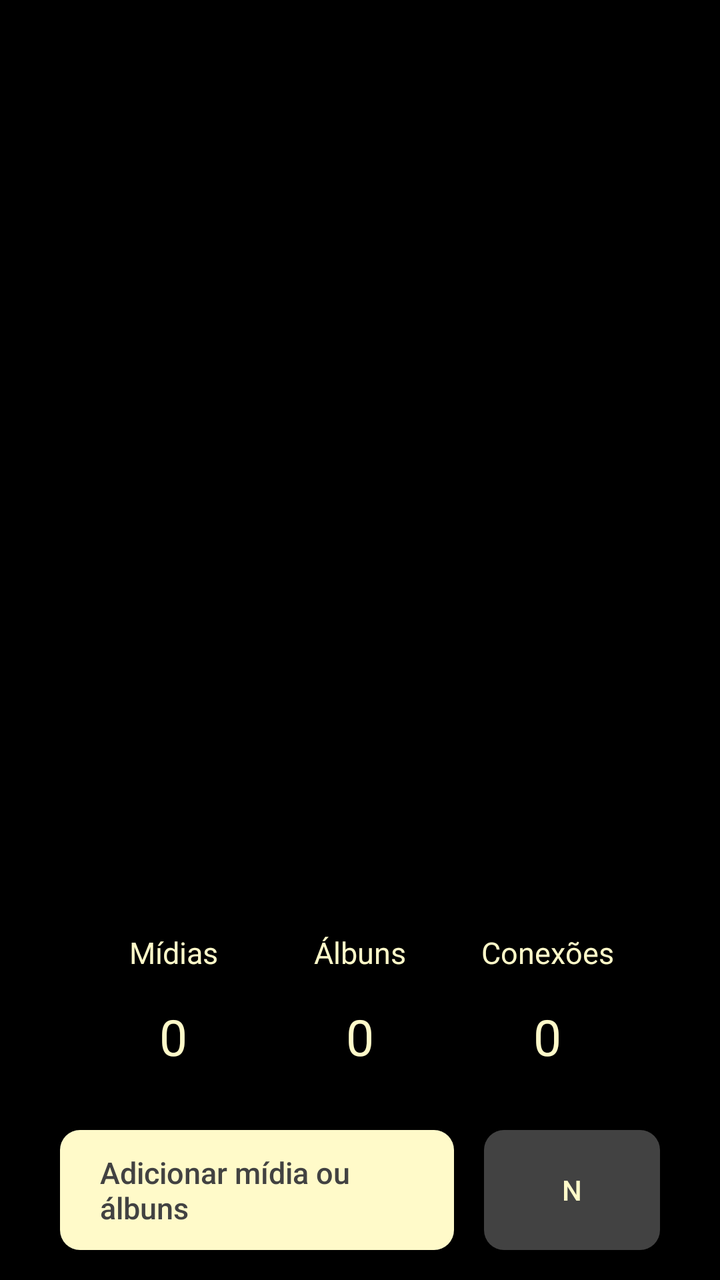
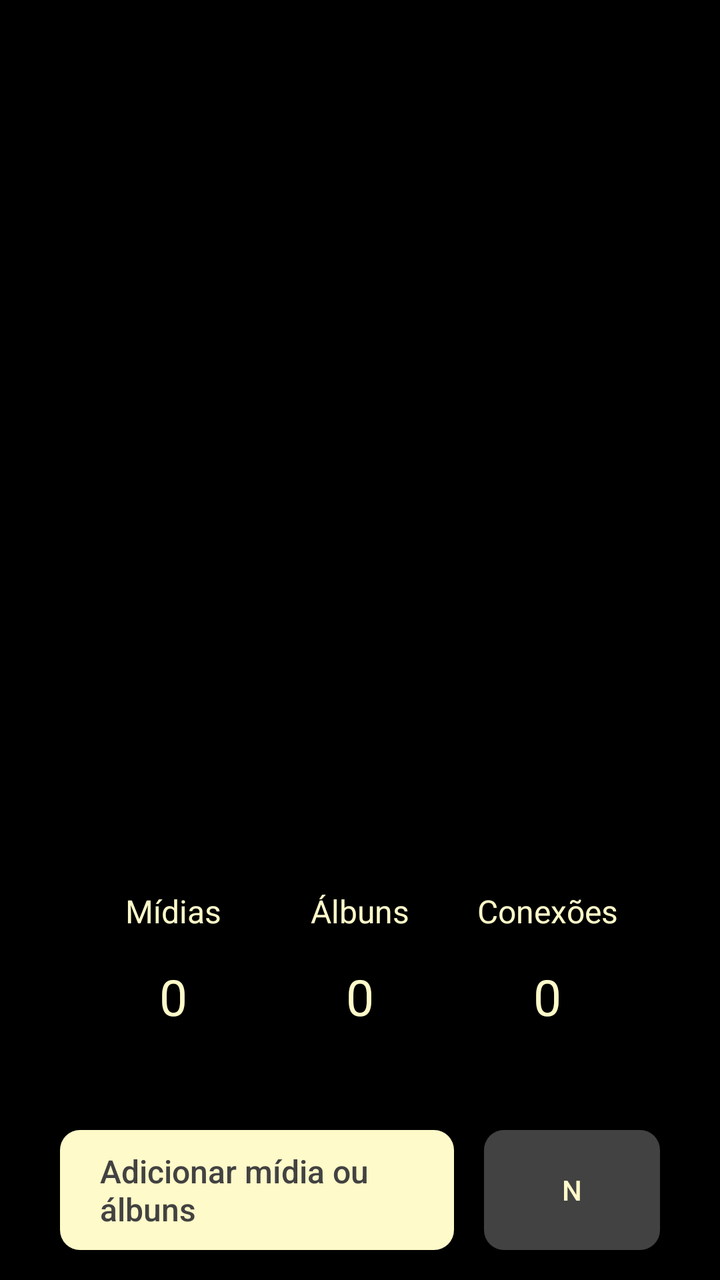

An Android layout rendered at two revisions. The XML below is the earlier revision; the diff shows what the commit changed to produce the second picture.
<!-- AndroidManifest.xml: application theme Theme.Monaly -->
<!-- res/layout/fragment_feed.xml -->
<?xml version="1.0" encoding="utf-8"?>
<androidx.constraintlayout.widget.ConstraintLayout xmlns:android="http://schemas.android.com/apk/res/android"
    xmlns:app="http://schemas.android.com/apk/res-auto"
    xmlns:tools="http://schemas.android.com/tools"
    android:layout_width="match_parent"
    android:layout_height="match_parent"
    android:background="@color/black"
    tools:context=".ui.fragment.navegation.FeedFragment">

    <androidx.appcompat.widget.AppCompatButton
        android:id="@+id/buttonAdd"
        android:layout_width="0dp"
        android:layout_height="60dp"
        android:layout_marginStart="30dp"
        android:layout_marginEnd="15dp"
        android:layout_marginBottom="15dp"
        android:background="@drawable/drawable_background_button_bage_10_dp"
        android:text="@string/feed_button_to_add"
        android:textColor="@color/gray_dark"
        android:textAllCaps="false"
        android:textSize="15dp"
        android:gravity="start|center_vertical"
        android:paddingStart="20dp"
        android:paddingEnd="20dp"
        app:layout_constraintBottom_toBottomOf="parent"
        app:layout_constraintEnd_toStartOf="@+id/buttonNotification"
        app:layout_constraintStart_toStartOf="parent" />

    <androidx.appcompat.widget.AppCompatButton
        android:id="@+id/buttonNotification"
        android:layout_width="wrap_content"
        android:layout_height="60dp"
        android:layout_marginEnd="30dp"
        android:layout_marginBottom="15dp"
        android:background="@drawable/drawable_background_button_gray_dark_10_dp"
        android:text="N"
        android:textColor="@color/bage_neutral"
        app:layout_constraintBottom_toBottomOf="parent"
        app:layout_constraintEnd_toEndOf="parent" />

    <TextView
        android:id="@+id/textDefaultAlbun"
        android:layout_width="wrap_content"
        android:layout_height="wrap_content"
        android:layout_marginBottom="30dp"
        android:text="@string/feed__defaut_number"
        android:textColor="@color/bage_neutral"
        android:textSize="25dp"
        app:layout_constraintBottom_toTopOf="@+id/buttonAdd"
        app:layout_constraintEnd_toEndOf="parent"
        app:layout_constraintStart_toStartOf="parent" />

    <TextView
        android:id="@+id/textDefaultConection"
        android:layout_width="wrap_content"
        android:layout_height="wrap_content"
        android:layout_marginBottom="30dp"
        android:text="@string/feed__defaut_number"
        android:textColor="@color/bage_neutral"
        android:textSize="25dp"
        app:layout_constraintBottom_toTopOf="@+id/buttonNotification"
        app:layout_constraintEnd_toEndOf="parent"
        app:layout_constraintStart_toEndOf="@+id/textDefaultAlbun" />

    <TextView
        android:id="@+id/textDefaultMidia"
        android:layout_width="wrap_content"
        android:layout_height="wrap_content"
        android:layout_marginBottom="30dp"
        android:text="@string/feed__defaut_number"
        android:textColor="@color/bage_neutral"
        android:textSize="25dp"
        app:layout_constraintBottom_toTopOf="@+id/buttonAdd"
        app:layout_constraintEnd_toStartOf="@+id/textDefaultAlbun"
        app:layout_constraintStart_toStartOf="parent" />

    <TextView
        android:id="@+id/textTitleAlbun"
        android:layout_width="wrap_content"
        android:layout_height="wrap_content"
        android:layout_marginBottom="15dp"
        android:text="@string/feed_title_albuns"
        android:textColor="@color/bage_neutral"
        android:textSize="15dp"
        app:layout_constraintBottom_toTopOf="@+id/textDefaultAlbun"
        app:layout_constraintEnd_toEndOf="parent"
        app:layout_constraintStart_toStartOf="parent" />

    <TextView
        android:id="@+id/textTitleConection"
        android:layout_width="wrap_content"
        android:layout_height="wrap_content"
        android:layout_marginBottom="15dp"
        android:text="@string/feed_title_conections"
        android:textColor="@color/bage_neutral"
        android:textSize="15dp"
        app:layout_constraintBottom_toTopOf="@+id/textDefaultConection"
        app:layout_constraintEnd_toEndOf="@+id/textDefaultConection"
        app:layout_constraintStart_toStartOf="@+id/textDefaultConection" />

    <TextView
        android:id="@+id/textTitleMidia"
        android:layout_width="wrap_content"
        android:layout_height="wrap_content"
        android:layout_marginBottom="15dp"
        android:text="@string/feed_title_midia"
        android:textColor="@color/bage_neutral"
        android:textSize="15dp"
        app:layout_constraintBottom_toTopOf="@+id/textDefaultMidia"
        app:layout_constraintEnd_toEndOf="@+id/textDefaultMidia"
        app:layout_constraintStart_toStartOf="@+id/textDefaultMidia" />

</androidx.constraintlayout.widget.ConstraintLayout>
<!-- resources referenced by this layout -->
<resources>
  <color name="bage_neutral">#FFFAC9</color>
  <color name="black">#000000</color>
  <color name="gray_dark">#424242</color>
  <!-- drawable drawable_background_button_bage_10_dp (drawable) -->
  <?xml version="1.0" encoding="utf-8"?>
  <shape xmlns:android="http://schemas.android.com/apk/res/android">
  
      <solid android:color="@color/bage_neutral"/>
      <corners android:radius="10dp"/>
  
  </shape>
  <!-- drawable drawable_background_button_gray_dark_10_dp (drawable) -->
  <?xml version="1.0" encoding="utf-8"?>
  <shape xmlns:android="http://schemas.android.com/apk/res/android">
  
      <corners android:radius="10dp"/>
      <solid android:color="@color/gray_dark"/>
  
  </shape>
  <string name="feed__defaut_number">0</string>
  <string name="feed_button_to_add">Adicionar mídia ou álbuns</string>
  <string name="feed_title_albuns">Álbuns</string>
  <string name="feed_title_conections">Conexões</string>
  <string name="feed_title_midia">Mídias</string>
  <style name="Theme.Monaly" parent="Base.Theme.Monaly" />
  <style name="Base.Theme.Monaly" parent="Theme.Material3.DayNight.NoActionBar">
  
  
          
          
  
  
          
          <item name="android:navigationBarColor">@color/black</item>
  
  
      </style>
</resources>

<!-- the commit's change to res/layout/fragment_feed.xml (unified diff, before → after) -->
@@ -18,7 +18,7 @@
         android:text="@string/feed_button_to_add"
         android:textColor="@color/gray_dark"
         android:textAllCaps="false"
-        android:textSize="15dp"
+        android:textSize="16dp"
         android:gravity="start|center_vertical"
         android:paddingStart="20dp"
         android:paddingEnd="20dp"
@@ -42,7 +42,7 @@
         android:id="@+id/textDefaultAlbun"
         android:layout_width="wrap_content"
         android:layout_height="wrap_content"
-        android:layout_marginBottom="30dp"
+        android:layout_marginBottom="50dp"
         android:text="@string/feed__defaut_number"
         android:textColor="@color/bage_neutral"
         android:textSize="25dp"
@@ -54,7 +54,7 @@
         android:id="@+id/textDefaultConection"
         android:layout_width="wrap_content"
         android:layout_height="wrap_content"
-        android:layout_marginBottom="30dp"
+        android:layout_marginBottom="50dp"
         android:text="@string/feed__defaut_number"
         android:textColor="@color/bage_neutral"
         android:textSize="25dp"
@@ -66,7 +66,7 @@
         android:id="@+id/textDefaultMidia"
         android:layout_width="wrap_content"
         android:layout_height="wrap_content"
-        android:layout_marginBottom="30dp"
+        android:layout_marginBottom="50dp"
         android:text="@string/feed__defaut_number"
         android:textColor="@color/bage_neutral"
         android:textSize="25dp"
@@ -81,7 +81,7 @@
         android:layout_marginBottom="15dp"
         android:text="@string/feed_title_albuns"
         android:textColor="@color/bage_neutral"
-        android:textSize="15dp"
+        android:textSize="16dp"
         app:layout_constraintBottom_toTopOf="@+id/textDefaultAlbun"
         app:layout_constraintEnd_toEndOf="parent"
         app:layout_constraintStart_toStartOf="parent" />
@@ -93,7 +93,7 @@
         android:layout_marginBottom="15dp"
         android:text="@string/feed_title_conections"
         android:textColor="@color/bage_neutral"
-        android:textSize="15dp"
+        android:textSize="16dp"
         app:layout_constraintBottom_toTopOf="@+id/textDefaultConection"
         app:layout_constraintEnd_toEndOf="@+id/textDefaultConection"
         app:layout_constraintStart_toStartOf="@+id/textDefaultConection" />
@@ -105,7 +105,7 @@
         android:layout_marginBottom="15dp"
         android:text="@string/feed_title_midia"
         android:textColor="@color/bage_neutral"
-        android:textSize="15dp"
+        android:textSize="16dp"
         app:layout_constraintBottom_toTopOf="@+id/textDefaultMidia"
         app:layout_constraintEnd_toEndOf="@+id/textDefaultMidia"
         app:layout_constraintStart_toStartOf="@+id/textDefaultMidia" />
